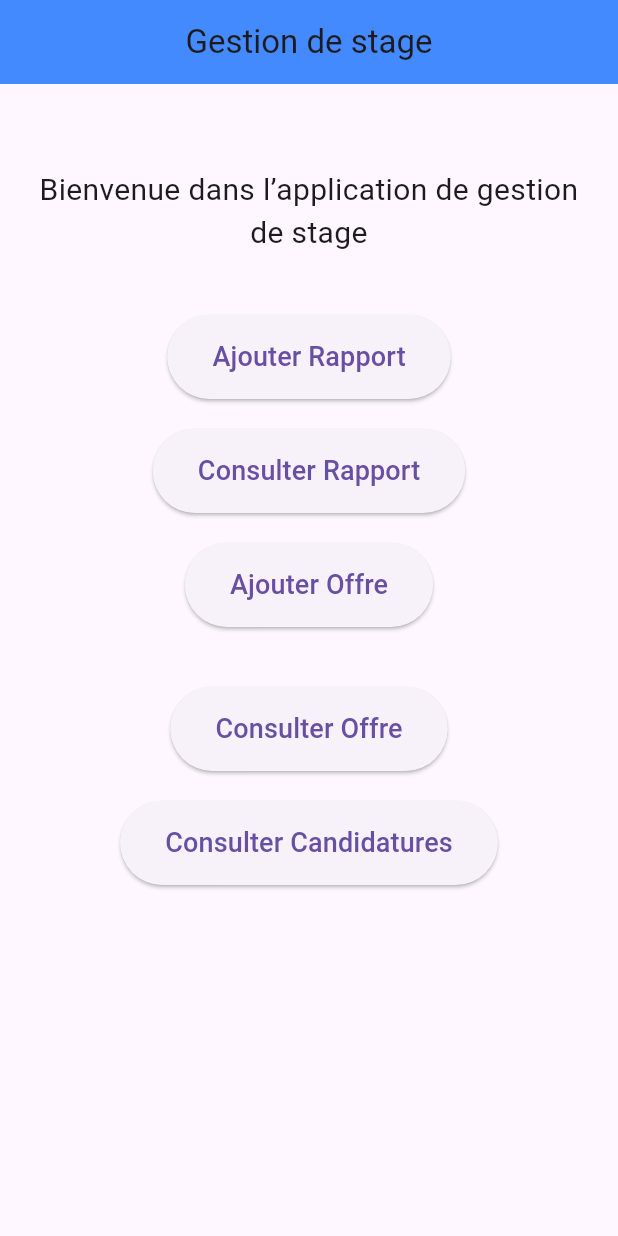
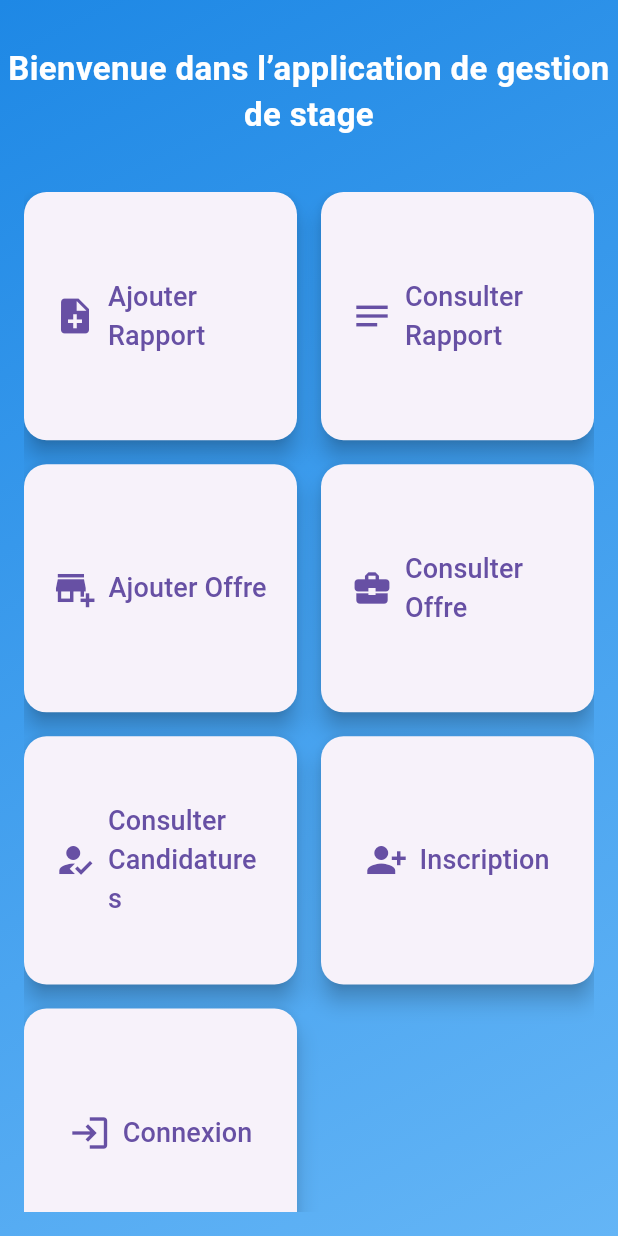
Before and after one commit to yakinebenali/Gestion-de-stage-rapport, a Flutter app: the screen it shows after launch, on a phone screen of 412 x 824 dp. Run offline on Flutter 3.47's test engine with Material 3 defaults, Android fonts, the phone set to English and light mode, and no system bars; our stand-ins replace file_picker.

Commit message:
feat: - Integrated Connexion and Inscription pages in the Flutter frontend with user authentication. and backend -fix it problemes - amelioration interface

```diff
--- a/frontend/gestionstage/lib/main.dart
+++ b/frontend/gestionstage/lib/main.dart
@@ -1,9 +1,11 @@
 import 'package:flutter/material.dart';
 import 'package:gestionstage/ajoutRaport.dart';
+import 'package:gestionstage/connexion.dart';
 import 'package:gestionstage/consultRapport.dart';
 import 'package:gestionstage/ajoutOffre.dart';
 import 'package:gestionstage/consult_candidature.dart';
 import 'package:gestionstage/consultOffre.dart';
+import 'package:gestionstage/inscription.dart';
 
 void main() {
   runApp(const MyApp());
@@ -16,7 +18,7 @@ class MyApp extends StatelessWidget {
   Widget build(BuildContext context) {
     return MaterialApp(
       debugShowCheckedModeBanner: false,
-      theme: ThemeData(primarySwatch: Colors.blue),
+
       home: const HomeScreen(),
     );
   }
@@ -25,104 +27,64 @@ class MyApp extends StatelessWidget {
 class HomeScreen extends StatelessWidget {
   const HomeScreen({super.key});
 
+  Widget buildButton(BuildContext context, String label, IconData icon, Widget page) {
+    return ElevatedButton.icon(
+      icon: Icon(icon, size: 28),
+      label: Text(label, style: TextStyle(fontSize: 18)),
+      onPressed: () {
+        Navigator.push(context, MaterialPageRoute(builder: (_) => page));
+      },
+      style: ElevatedButton.styleFrom(
+        padding: EdgeInsets.symmetric(vertical: 20, horizontal: 20),
+
+        shape: RoundedRectangleBorder(borderRadius: BorderRadius.circular(15)),
+        elevation: 6,
+      ),
+    );
+  }
+
   @override
   Widget build(BuildContext context) {
     return Scaffold(
-      appBar: AppBar(
-        title: const Text('Gestion de stage'),
-        backgroundColor: Colors.blueAccent,
-        centerTitle: true,
+      body: Container(
+        decoration: BoxDecoration(
+          gradient: LinearGradient(
+            colors: [Colors.blue.shade600, Colors.blue.shade300],
+            begin: Alignment.topLeft,
+            end: Alignment.bottomRight,
           ),
-      body: SingleChildScrollView(
-        child: Center(
+        ),
+        child: SafeArea(
+          child: Column(
+            children: [
+              const SizedBox(height: 30),
+              const Text(
+                'Bienvenue dans l’application de gestion de stage',
+                style: TextStyle(fontSize: 22, color: Colors.white, fontWeight: FontWeight.bold),
+                textAlign: TextAlign.center,
+              ),
+              const SizedBox(height: 20),
+              Expanded(
                 child: Padding(
                   padding: const EdgeInsets.all(16.0),
-            child: Column(
-              mainAxisAlignment: MainAxisAlignment.start,
+                  child: GridView.count(
+                    crossAxisCount: 2,
+                    crossAxisSpacing: 16,
+                    mainAxisSpacing: 16,
+                    childAspectRatio: 1.1,
                     children: [
-                const SizedBox(height: 40),
-                const Text(
-                  'Bienvenue dans l’application de gestion de stage',
-                  style: TextStyle(fontSize: 20),
-                  textAlign: TextAlign.center,
+                      buildButton(context, "Ajouter Rapport", Icons.note_add, AddRapportScreen()),
+                      buildButton(context, "Consulter Rapport", Icons.notes, ConsultRapportScreen()),
+                      buildButton(context, "Ajouter Offre", Icons.add_business, AjouterOffrePage(entrepriseId: 1)),
+                      buildButton(context, "Consulter Offre", Icons.business_center, OffresPage()),
+                      buildButton(context, "Consulter Candidatures", Icons.how_to_reg, ConsultCandidatureScreen()),
+                      buildButton(context, "Inscription", Icons.person_add_alt_1, InscriptionPage()),
+                      buildButton(context, "Connexion", Icons.login, ConnexionPage()),
+                    ],
                   ),
-                const SizedBox(height: 40),
-
-                // Bouton Ajouter Rapport
-                ElevatedButton(
-                  onPressed: () {
-                    Navigator.push(
-                      context,
-                      MaterialPageRoute(builder: (context) => AddRapportScreen()),
-                    );
-                  },
-                  style: ElevatedButton.styleFrom(
-                    padding: const EdgeInsets.symmetric(horizontal: 30, vertical: 15),
                 ),
-                  child: const Text('Ajouter Rapport', style: TextStyle(fontSize: 18)),
-                ),
-                const SizedBox(height: 20),
-
-                // Bouton Consulter Rapport
-                ElevatedButton(
-                  onPressed: () {
-                    Navigator.push(
-                      context,
-                      MaterialPageRoute(builder: (context) => const ConsultRapportScreen()),
-                    );
-                  },
-                  style: ElevatedButton.styleFrom(
-                    padding: const EdgeInsets.symmetric(horizontal: 30, vertical: 15),
-                  ),
-                  child: const Text('Consulter Rapport', style: TextStyle(fontSize: 18)),
-                ),
-                const SizedBox(height: 20),
-
-                // Bouton Ajouter Offre
-                ElevatedButton(
-                  onPressed: () {
-                    Navigator.push(
-                      context,
-                      MaterialPageRoute(builder: (context) => AjouterOffrePage(entrepriseId: 1),),
-                    );
-                  },
-                  style: ElevatedButton.styleFrom(
-                    padding: const EdgeInsets.symmetric(horizontal: 30, vertical: 15),
-                  ),
-                  child: const Text('Ajouter Offre', style: TextStyle(fontSize: 18)),
-                ),
-                const SizedBox(height: 40),
-
-                // Bouton Consulter Offre (avec postuler dans la page)
-                ElevatedButton(
-                  onPressed: () {
-                    Navigator.push(
-                      context,
-                      MaterialPageRoute(builder: (context) => OffresPage()),
-                    );
-                  },
-                  style: ElevatedButton.styleFrom(
-                    padding: const EdgeInsets.symmetric(horizontal: 30, vertical: 15),
-                  ),
-                  child: const Text('Consulter Offre', style: TextStyle(fontSize: 18)),
-                ),
-                const SizedBox(height: 20),
-
-                // Bouton Consulter Candidatures
-                ElevatedButton(
-                  onPressed: () {
-                    Navigator.push(
-                      context,
-                      MaterialPageRoute(builder: (context) => const ConsultCandidatureScreen()),
-                    );
-                  },
-                  style: ElevatedButton.styleFrom(
-                    padding: const EdgeInsets.symmetric(horizontal: 30, vertical: 15),
-                  ),
-                  child: const Text('Consulter Candidatures', style: TextStyle(fontSize: 18)),
               ),
             ],
-            ),
           ),
         ),
       ),
```
Also changed, not shown: frontend/gestionstage/lib/connexion.dart (added, +202 -0 lines), frontend/gestionstage/lib/inscription.dart (added, +240 -0 lines), 8 other files. Lines whose indentation alone changed are shown as unchanged.
